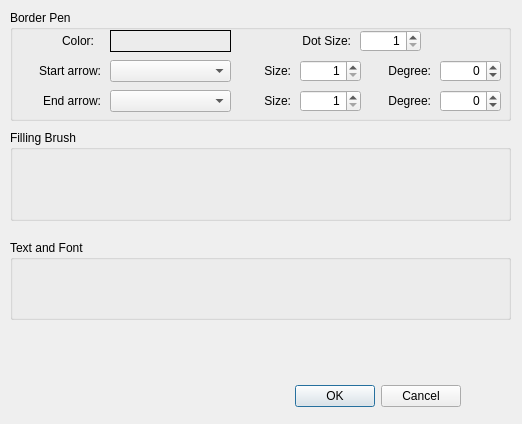
Old version of the form FigureItNow7/finUiFigConfigDlg.ui in the repository yuylong/FigureItNow.
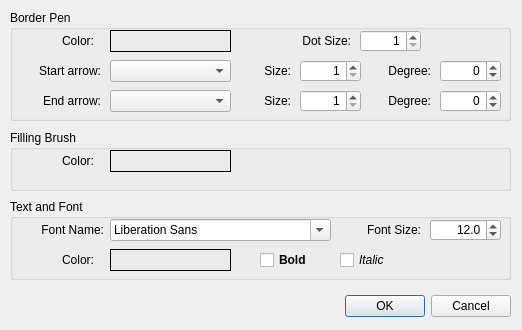
New version of the form.

Commit message: Design the dialog layout of figure config.

The edit to the form file:
```diff
--- a/FigureItNow7/finUiFigConfigDlg.ui
+++ b/FigureItNow7/finUiFigConfigDlg.ui
@@ -7,7 +7,7 @@
     <x>0</x>
     <y>0</y>
     <width>522</width>
-    <height>424</height>
+    <height>330</height>
    </rect>
   </property>
   <property name="windowTitle">
@@ -16,9 +16,9 @@
   <widget class="QDialogButtonBox" name="buttonBox">
    <property name="geometry">
     <rect>
-     <x>120</x>
-     <y>380</y>
-     <width>341</width>
+     <x>10</x>
+     <y>290</y>
+     <width>501</width>
      <height>32</height>
     </rect>
    </property>
@@ -330,25 +330,193 @@
      <x>10</x>
      <y>130</y>
      <width>501</width>
-     <height>91</height>
+     <height>61</height>
     </rect>
    </property>
    <property name="title">
     <string>Filling Brush</string>
    </property>
+   <widget class="QLabel" name="lblFillingColorTitle">
+    <property name="geometry">
+     <rect>
+      <x>30</x>
+      <y>20</y>
+      <width>54</width>
+      <height>22</height>
+     </rect>
+    </property>
+    <property name="text">
+     <string>Color:</string>
+    </property>
+    <property name="alignment">
+     <set>Qt::AlignRight|Qt::AlignTrailing|Qt::AlignVCenter</set>
+    </property>
+   </widget>
+   <widget class="QLabel" name="lblFillingColor">
+    <property name="geometry">
+     <rect>
+      <x>100</x>
+      <y>20</y>
+      <width>121</width>
+      <height>22</height>
+     </rect>
+    </property>
+    <property name="frameShape">
+     <enum>QFrame::Box</enum>
+    </property>
+    <property name="alignment">
+     <set>Qt::AlignCenter</set>
+    </property>
+   </widget>
   </widget>
   <widget class="QGroupBox" name="groupBox_3">
    <property name="geometry">
     <rect>
      <x>10</x>
-     <y>240</y>
+     <y>199</y>
      <width>501</width>
-     <height>80</height>
+     <height>81</height>
     </rect>
    </property>
    <property name="title">
     <string>Text and Font</string>
    </property>
+   <widget class="QFontComboBox" name="fcbFontName">
+    <property name="geometry">
+     <rect>
+      <x>100</x>
+      <y>20</y>
+      <width>221</width>
+      <height>22</height>
+     </rect>
+    </property>
+   </widget>
+   <widget class="QLabel" name="lblFontNameTitle">
+    <property name="geometry">
+     <rect>
+      <x>13</x>
+      <y>20</y>
+      <width>81</width>
+      <height>22</height>
+     </rect>
+    </property>
+    <property name="text">
+     <string>Font Name:</string>
+    </property>
+    <property name="alignment">
+     <set>Qt::AlignRight|Qt::AlignTrailing|Qt::AlignVCenter</set>
+    </property>
+   </widget>
+   <widget class="QLabel" name="lblFontSizeTitle">
+    <property name="geometry">
+     <rect>
+      <x>330</x>
+      <y>20</y>
+      <width>81</width>
+      <height>22</height>
+     </rect>
+    </property>
+    <property name="text">
+     <string>Font Size:</string>
+    </property>
+    <property name="alignment">
+     <set>Qt::AlignRight|Qt::AlignTrailing|Qt::AlignVCenter</set>
+    </property>
+   </widget>
+   <widget class="QDoubleSpinBox" name="dsbFontSize">
+    <property name="geometry">
+     <rect>
+      <x>420</x>
+      <y>20</y>
+      <width>71</width>
+      <height>22</height>
+     </rect>
+    </property>
+    <property name="alignment">
+     <set>Qt::AlignRight|Qt::AlignTrailing|Qt::AlignVCenter</set>
+    </property>
+    <property name="decimals">
+     <number>1</number>
+    </property>
+    <property name="minimum">
+     <double>6.000000000000000</double>
+    </property>
+    <property name="maximum">
+     <double>72.000000000000000</double>
+    </property>
+    <property name="value">
+     <double>12.000000000000000</double>
+    </property>
+   </widget>
+   <widget class="QLabel" name="lblFontColor">
+    <property name="geometry">
+     <rect>
+      <x>100</x>
+      <y>50</y>
+      <width>121</width>
+      <height>22</height>
+     </rect>
+    </property>
+    <property name="frameShape">
+     <enum>QFrame::Box</enum>
+    </property>
+    <property name="alignment">
+     <set>Qt::AlignCenter</set>
+    </property>
+   </widget>
+   <widget class="QLabel" name="lblFontColorTitle">
+    <property name="geometry">
+     <rect>
+      <x>30</x>
+      <y>50</y>
+      <width>54</width>
+      <height>22</height>
+     </rect>
+    </property>
+    <property name="text">
+     <string>Color:</string>
+    </property>
+    <property name="alignment">
+     <set>Qt::AlignRight|Qt::AlignTrailing|Qt::AlignVCenter</set>
+    </property>
+   </widget>
+   <widget class="QCheckBox" name="ckbFontBold">
+    <property name="geometry">
+     <rect>
+      <x>250</x>
+      <y>50</y>
+      <width>71</width>
+      <height>22</height>
+     </rect>
+    </property>
+    <property name="font">
+     <font>
+      <weight>75</weight>
+      <bold>true</bold>
+     </font>
+    </property>
+    <property name="text">
+     <string>Bold</string>
+    </property>
+   </widget>
+   <widget class="QCheckBox" name="ckbFontItalic">
+    <property name="geometry">
+     <rect>
+      <x>330</x>
+      <y>50</y>
+      <width>71</width>
+      <height>22</height>
+     </rect>
+    </property>
+    <property name="font">
+     <font>
+      <italic>true</italic>
+     </font>
+    </property>
+    <property name="text">
+     <string>Italic</string>
+    </property>
+   </widget>
   </widget>
  </widget>
  <resources/>
```
Left out of the diff: 14 changed lines with no effect on the pictures.
